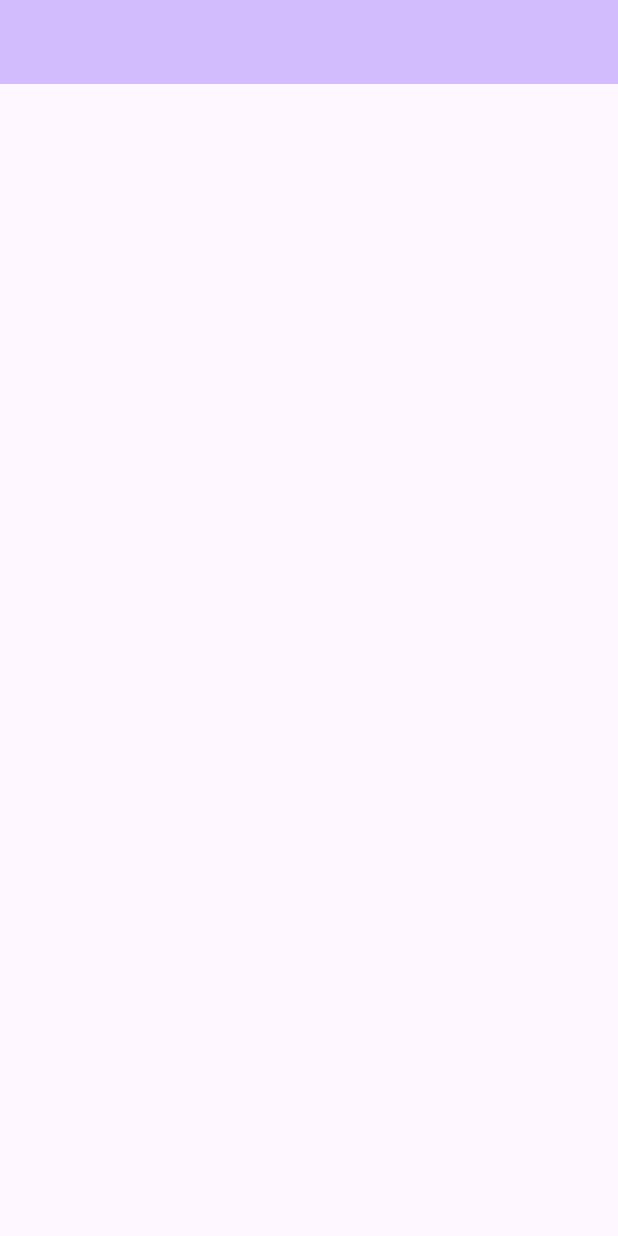
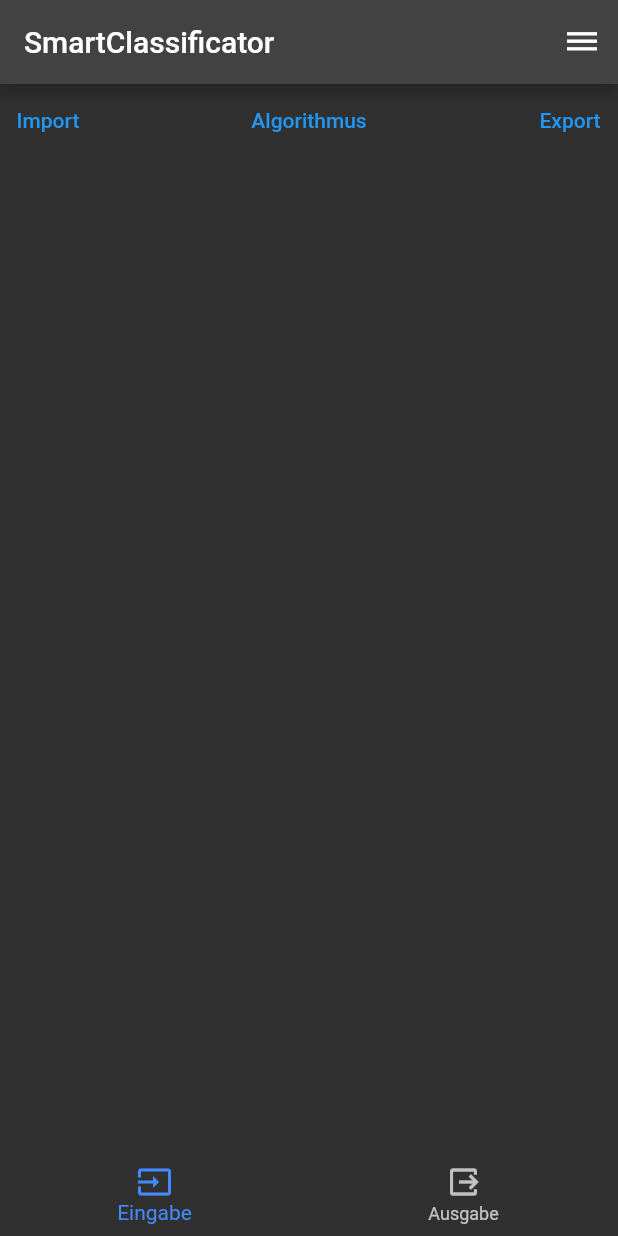
Before and after one commit to Programmierprojekt/programmierprojekt, a Flutter app: the screen it shows after launch, on a phone screen of 412 x 824 dp. Run offline on Flutter 3.47's test engine with Material 2 defaults, Android fonts, the phone set to English and light mode, and no system bars; our stand-ins replace fl_chart.

Commit message:
Erster Entwurf für eine Vorschau

```diff
--- /dev/null
+++ b/lib/Screens/InputScreen.dart
@@ -0,0 +1,36 @@
+import 'package:flutter/material.dart';
+
+class InputScreen extends StatefulWidget {
+  const InputScreen({Key? key}) : super(key: key);
+
+  @override
+  State<InputScreen> createState() => _InputScreenState();
+}
+
+class _InputScreenState extends State<InputScreen> {
+  List tiles = [];
+
+  @override
+  Widget build(BuildContext context) {
+    return Column(
+      children: [
+        Row(
+          mainAxisAlignment: MainAxisAlignment.spaceBetween,
+          children: [
+          TextButton(child: const Text("Import"), onPressed: (){},),
+          TextButton(child: const Text("Algorithmus"), onPressed: (){},),
+          TextButton(child: const Text("Export"), onPressed: (){},),
+        ],),
+        const SizedBox(height: 10,),
+        ListView.builder(
+          itemCount: tiles.length,
+          shrinkWrap: true,
+          itemBuilder: (context, index) => const ListTile(
+            trailing: TextField(maxLines: 1,),
+            title: TextField(maxLines: 1,),
+            leading: TextField(maxLines: 1,),
+          ),)
+      ],
+    );
+  }
+}
--- a/lib/main.dart
+++ b/lib/main.dart
@@ -1,4 +1,6 @@
 import 'package:flutter/material.dart';
+import 'package:programmierprojekt/Screens/InputScreen.dart';
+import 'package:programmierprojekt/Screens/OutputScreen.dart';
 
 void main() {
   runApp(const MyApp());
@@ -11,9 +13,9 @@
   Widget build(BuildContext context) {
     return MaterialApp(
       title: "SmartClassificator",
+      debugShowCheckedModeBanner: false,
       theme: ThemeData(
-        colorScheme: ColorScheme.fromSeed(seedColor: Colors.deepPurple),
-        useMaterial3: true,
+        brightness: Brightness.dark
       ),
       home: const MyHomePage(),
     );
@@ -28,13 +30,38 @@
 }
 
 class _MyHomePageState extends State<MyHomePage> {
+  int _bottomNavigationIndex = 0;
+
   @override
   Widget build(BuildContext context) {
     return Scaffold(
       appBar: AppBar(
-        backgroundColor: Theme.of(context).colorScheme.inversePrimary,
+        title: const Text("SmartClassificator"),
+        actions: [IconButton(onPressed: () {}, icon: const Icon(Icons.dehaze))],
       ),
-      body: const Column(),
+      body: IndexedStack(
+        index: _bottomNavigationIndex,
+        children: const [
+          InputScreen(),
+          OutputScreen(),
+        ],
+      ),
+      bottomNavigationBar: BottomNavigationBar(
+        selectedItemColor: Colors.blueAccent,
+        onTap: _onNavigationItemClicked,
+        currentIndex: _bottomNavigationIndex,
+        items: const [
+          BottomNavigationBarItem(
+              icon: Icon(Icons.input), label: "Eingabe"),
+          BottomNavigationBarItem(icon: Icon(Icons.output), label: "Ausgabe"),
+        ],
+      ),
     );
   }
+
+  void _onNavigationItemClicked(int index) {
+    setState(() {
+      _bottomNavigationIndex = index;
+    });
+  }
 }
--- a/pubspec.yaml
+++ b/pubspec.yaml
@@ -37,6 +37,7 @@
   cupertino_icons: ^1.0.2
   kmeans: ^1.0.0
   ml_algo: ^16.17.8
+  fl_chart: ^0.63.0
 
 dev_dependencies:
   flutter_test:
```
Also changed, not shown: lib/Screens/OutputScreen.dart (added, +369 -0 lines), pubspec.lock.
